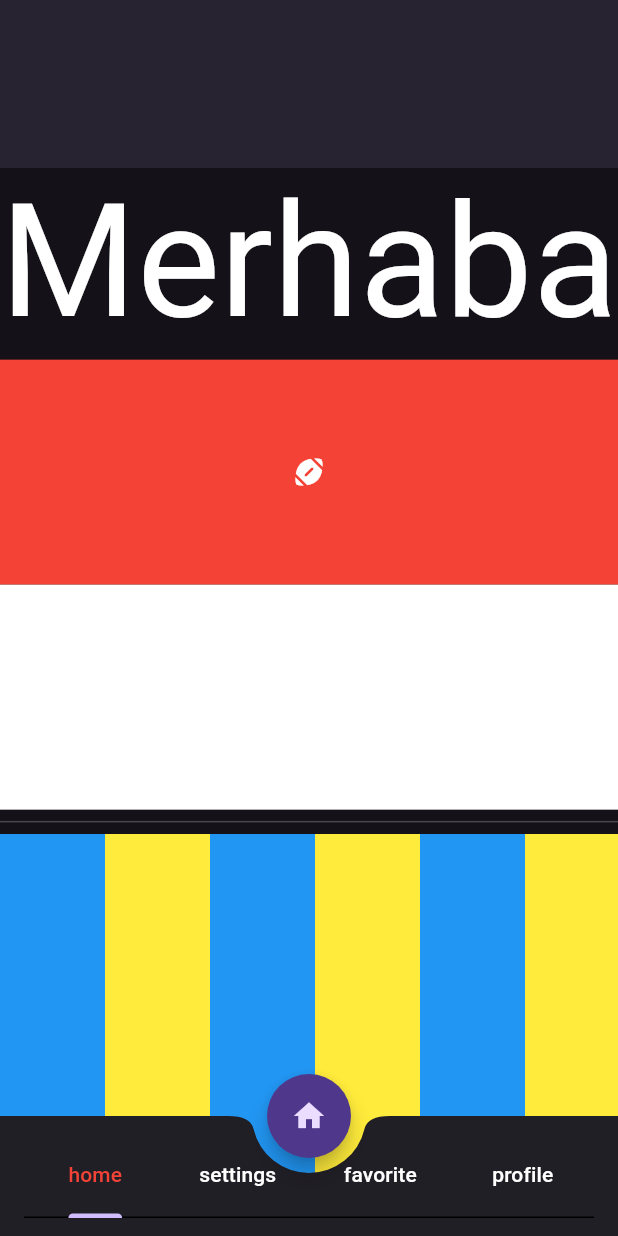
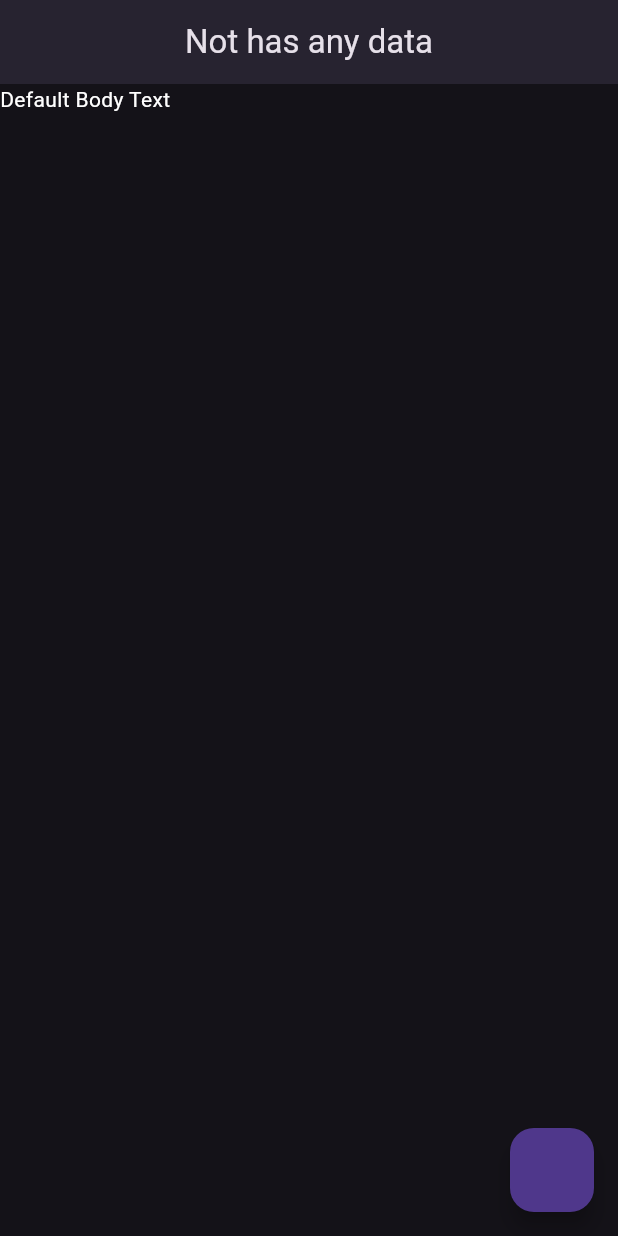
Before and after one commit to Sametkrlii/Flutter-Dart-Learning-Journey, a Flutter app: the screen it shows after launch, on a phone screen of 412 x 824 dp. Run offline on Flutter 3.47's test engine with Material 3 defaults, Android fonts, the phone set to English and light mode, and no system bars.

Commit message:
Model sınıfları ve constructor kullanımı

```diff
--- /dev/null
+++ b/lib/202/model_learn.dart
@@ -0,0 +1,100 @@
+// ignore_for_file: public_member_api_docs, sort_constructors_first
+class PostModel1 {
+  int? userId;
+  int? id;
+  String? title;
+  String? body;
+}
+
+class PostModel2 {
+  int userId;
+  int id;
+  String title;
+  String body;
+
+  PostModel2(this.userId, this.id, this.title, this.body);
+}
+
+class PostModel3 {
+  final int userId;
+  final int id;
+  final String title;
+  final String body;
+
+  PostModel3(this.userId, this.id, this.title, this.body);
+}
+
+class PostModel4 {
+  final int userId;
+  final int id;
+  final String title;
+  final String body;
+
+  PostModel4({required this.userId, required this.id, required this.title, required this.body});
+}
+
+class PostModel5 {
+  late final int _userId;
+  late final int _id;
+  late final String _title;
+  late final String _body;
+
+  String get userId => userId;
+
+  PostModel5({required int userId, required int id, required String title, required String body})
+    : _userId = userId,
+      _id = id,
+      _title = title,
+      _body = body;
+}
+
+class PostModel6 {
+  final int _userId;
+  final int _id;
+  final String _title;
+  final String _body;
+
+  PostModel6({required int userId, required int id, required String title, required String body})
+    : _userId = userId,
+      _id = id,
+      _title = title,
+      _body = body;
+}
+
+class PostModel7 {
+  late final int _userId;
+  late final int _id;
+  late final String _title;
+  late final String _body;
+
+  PostModel7({int userId = 0, int id = 0, String title = '', String body = ''})
+    : _userId = userId,
+      _id = id,
+      _title = title,
+      _body = body;
+}
+
+//POST MODEL 8 EN ÖNERİLEN YÖNTEMDİR.
+class PostModel8 {
+  final int? userId;
+  final int? id;
+  final String? title;
+   String? body;
+
+  PostModel8({this.userId, this.id, this.title, this.body});
+
+  void updateBody(String? data) {
+    if (data != null && data.isNotEmpty) {
+      body = data;
+    }
+  }
+
+  PostModel8 copyWith({int? userId, int? id, String? title, String? body}) {
+    return PostModel8(
+      userId: userId ?? this.userId,
+      id: id ?? this.id,
+      title: title ?? this.title,
+      body: body ?? this.body,
+    );
+  }
+}
--- /dev/null
+++ b/lib/202/model_learn_view.dart
@@ -0,0 +1,60 @@
+import 'package:flutter/material.dart';
+import 'package:flutter_learning_journey/202/model_learn.dart';
+
+class ModelLearnView extends StatefulWidget {
+  const ModelLearnView({super.key});
+
+  @override
+  State<ModelLearnView> createState() => _ModelLearnViewState();
+}
+
+class _ModelLearnViewState extends State<ModelLearnView> {
+  var user9 = PostModel8(body: "Default Body Text");
+
+  @override
+  void initState() {
+    super.initState();
+
+    final user1 = PostModel1()
+      ..userId = 1
+      ..body = 'AA';
+
+    final user2 = PostModel2(2, 02, 'BB', 'BBB');
+    user2.body = "abc"; //model_learn.dart dosyasında final değil, böyle de atanabiliyor.
+
+    final user3 = PostModel3(3, 03, "CC", "CCC");
+    //user3.body = "abc"; -> final olarak tanımlı, böyle kullanılamaz.
+
+    final user4 = PostModel4(userId: 4, id: 04, title: "DD", body: "DDD");
+    //user4.body = "abc";  -> final olarak tanımlı.
+
+    final user5 = PostModel5(userId: 5, id: 05, title: "EE", body: "EEE");
+    //private variable olduğu için user5. tarzında bir kullanım hiç yok, gözükmüyor.
+
+    final user6 = PostModel6(userId: 6, id: 06, title: "FF", body: "FFF"); //private erişilemez.
+
+    final user7 = PostModel7(); //default değerlerini alıyor. ve private erişilemez
+
+    final user8 = PostModel8(body: "G GG");
+  }
+
+  @override
+  Widget build(BuildContext context) {
+    return Scaffold(
+      floatingActionButton: FloatingActionButton(
+        onPressed: () {
+          setState(() {
+
+            user9 = user9.copyWith(title: "Onpressed");
+            //model classında copywith generate edilmiş ise copywith kullanarak sadece bu değişken değişir.
+            //user9=PostModel8(title: ... ) kullanılsaydı sadece title atanır , diğerleri null atanır.
+            user9.updateBody("Merhaba");
+
+          });
+        },
+      ),
+      appBar: AppBar(title: Text(user9.title ?? 'Not has any data',)),
+      body:Text(user9.body ?? "There is no body data"),
+    );
+  }
+}
--- a/lib/main.dart
+++ b/lib/main.dart
@@ -1,5 +1,6 @@
 import 'package:flutter/material.dart';
 import 'package:flutter/services.dart';
+import 'package:flutter_learning_journey/202/model_learn_view.dart';
 import 'package:flutter_learning_journey/202/tab_learn.dart';
 import '101/color_learn.dart';
 
@@ -49,7 +50,7 @@ class MyApp extends StatelessWidget {
           elevation: 5,
         ),
       ),
-      home:  TabLearn(),
+      home:  ModelLearnView(),
     );
   }
 }
```
